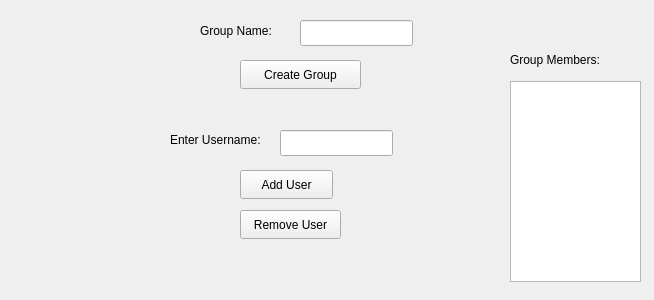
MoazMostafaAzab/cs2-lab-project, file ChatApp/groupwindow.ui: the form before one commit.
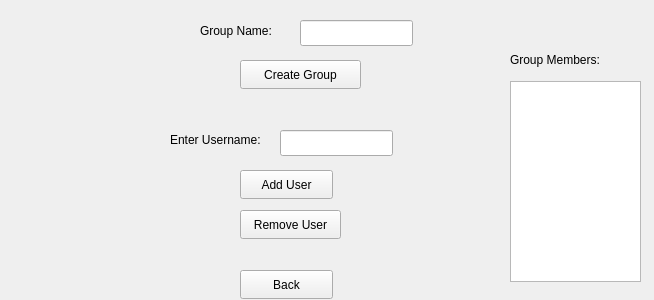
The form after the commit.

What changed in the file:
```diff
--- a/ChatApp/groupwindow.ui
+++ b/ChatApp/groupwindow.ui
@@ -121,6 +121,19 @@
     <string>Group Members:</string>
    </property>
   </widget>
+  <widget class="QPushButton" name="pushButton_groupwindowBack">
+   <property name="geometry">
+    <rect>
+     <x>240</x>
+     <y>270</y>
+     <width>93</width>
+     <height>29</height>
+    </rect>
+   </property>
+   <property name="text">
+    <string>Back</string>
+   </property>
+  </widget>
  </widget>
  <resources/>
  <connections/>
```
